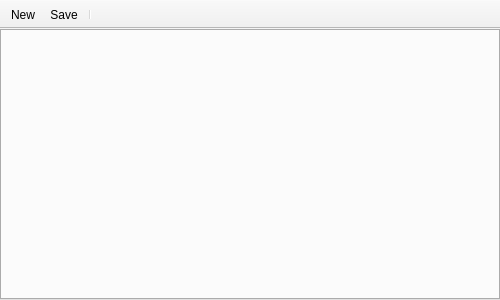
Qt form src/mainwindow.ui (medo64/QText) before a commit.
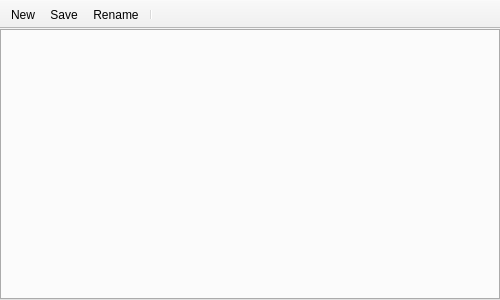
The same form after that commit. Icons and pictures are not drawn.

Commit message: Added rename icon to toolbar

Patch:
```diff
--- a/src/mainwindow.ui
+++ b/src/mainwindow.ui
@@ -79,6 +79,7 @@
    </attribute>
    <addaction name="actionNew"/>
    <addaction name="actionSave"/>
+   <addaction name="actionRename"/>
    <addaction name="separator"/>
   </widget>
   <action name="actionNew">
```
Left out of the diff: 4 changed lines with no effect on the pictures. The commit also changes 7 other files.
